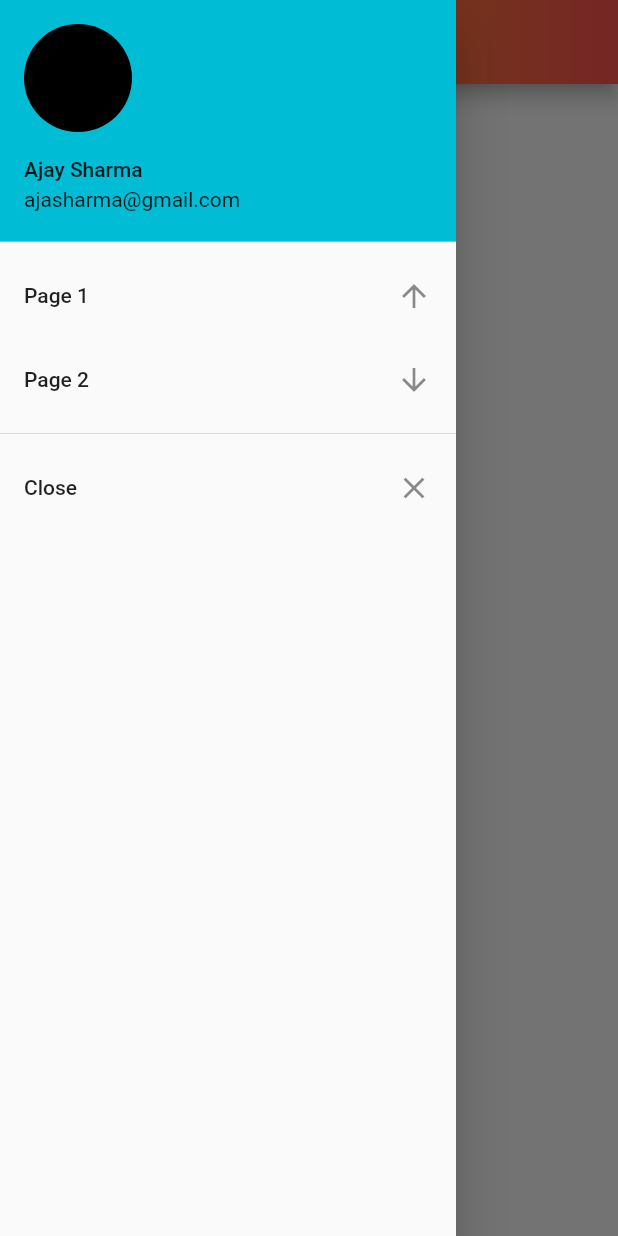
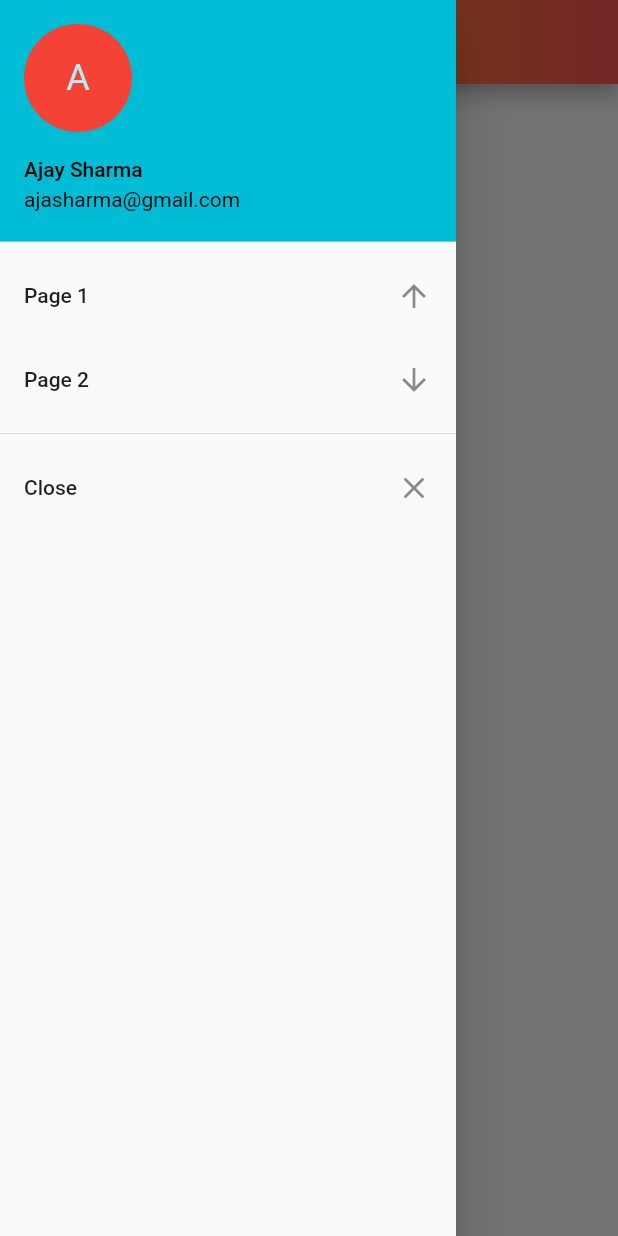
Before and after one commit to ajay1706/Drawer-UI, a Flutter app: the screen it shows after launch, with the side drawer open, on a phone screen of 412 x 824 dp. Run offline on Flutter 3.47's test engine with Material 2 defaults, Android fonts, the phone set to English and light mode, and no system bars; our stand-ins replace gradient_app_bar.

Commit message:
adding drawer colors

```diff
--- a/drawer_app/lib/main.dart
+++ b/drawer_app/lib/main.dart
@@ -35,10 +35,11 @@ class HomePage extends StatelessWidget {
         child: ListView(
           children: <Widget>[
             UserAccountsDrawerHeader(
-              accountName: Text("Ajay Sharma"),
-              accountEmail: Text("ajasharma@gmail.com"),
+              accountName: Text("Ajay Sharma",style: TextStyle(color: Colors.black),),
+              accountEmail: Text("ajasharma@gmail.com",style: TextStyle(color: Colors.black),),
               currentAccountPicture: CircleAvatar(
-                backgroundColor: Colors.black,
+                backgroundColor: Colors.red,
+                child: Text("A",style:TextStyle(fontSize: 24)),
               ),
 
             ),
```
